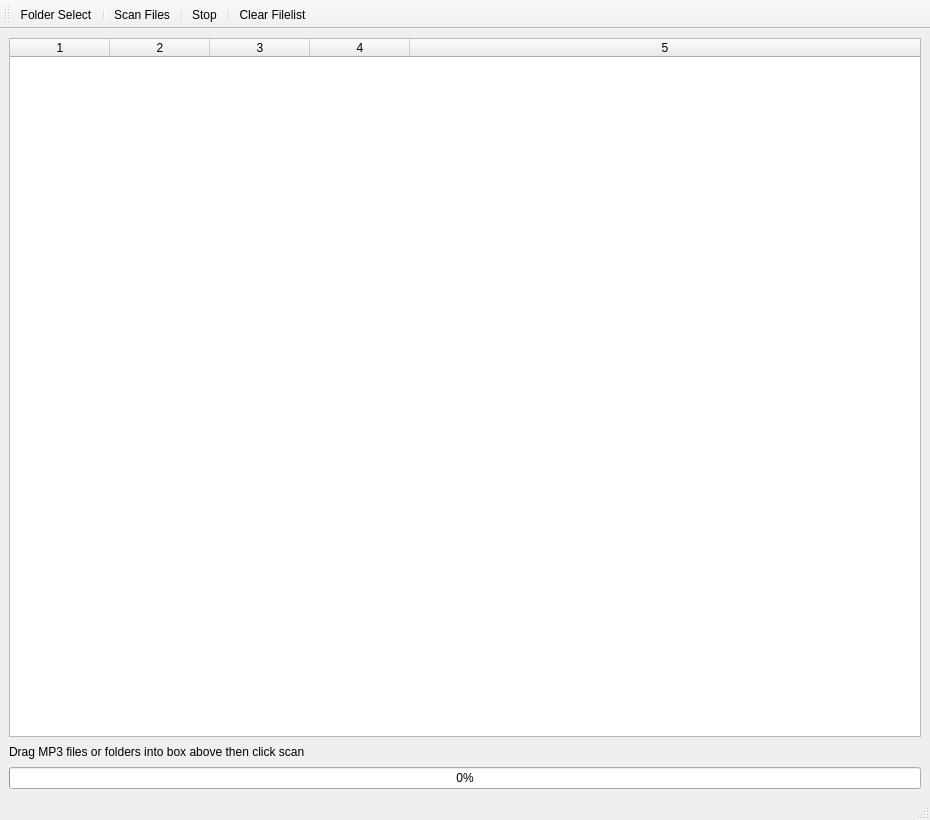
The window that specton.ui (thwaller/specton) describes before a commit, drawn with Qt 5.
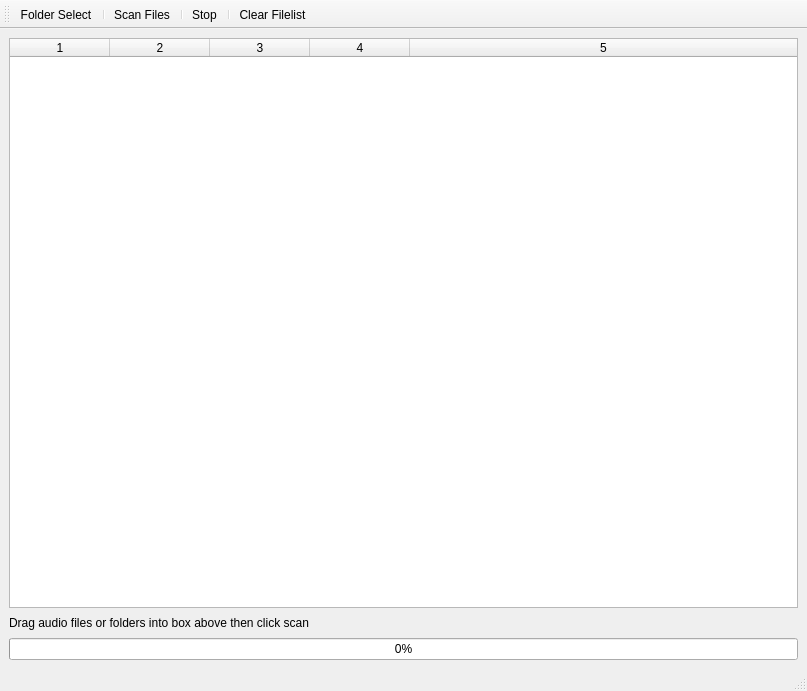
The same window after the commit. Icons and pictures are not drawn.

Commit message: support more formats

What changed in the file:
```diff
--- a/specton.ui
+++ b/specton.ui
@@ -6,8 +6,8 @@
    <rect>
     <x>0</x>
     <y>0</y>
-    <width>930</width>
-    <height>820</height>
+    <width>807</width>
+    <height>691</height>
    </rect>
   </property>
   <property name="sizePolicy">
@@ -43,12 +43,12 @@
        <widget class="QTableWidget" name="tableWidget">
         <property name="minimumSize">
          <size>
-          <width>910</width>
-          <height>0</height>
+          <width>549</width>
+          <height>100</height>
          </size>
         </property>
         <property name="autoFillBackground">
-         <bool>true</bool>
+         <bool>false</bool>
         </property>
         <property name="editTriggers">
          <set>QAbstractItemView::NoEditTriggers</set>
@@ -87,7 +87,7 @@
       <item>
        <widget class="QLabel" name="label">
         <property name="text">
-         <string>Drag MP3 files or folders into box above then click scan</string>
+         <string>Drag audio files or folders into box above then click scan</string>
         </property>
        </widget>
       </item>
```
Left out of the diff: 14 changed lines with no effect on the pictures. The commit also changes 1 other file.
